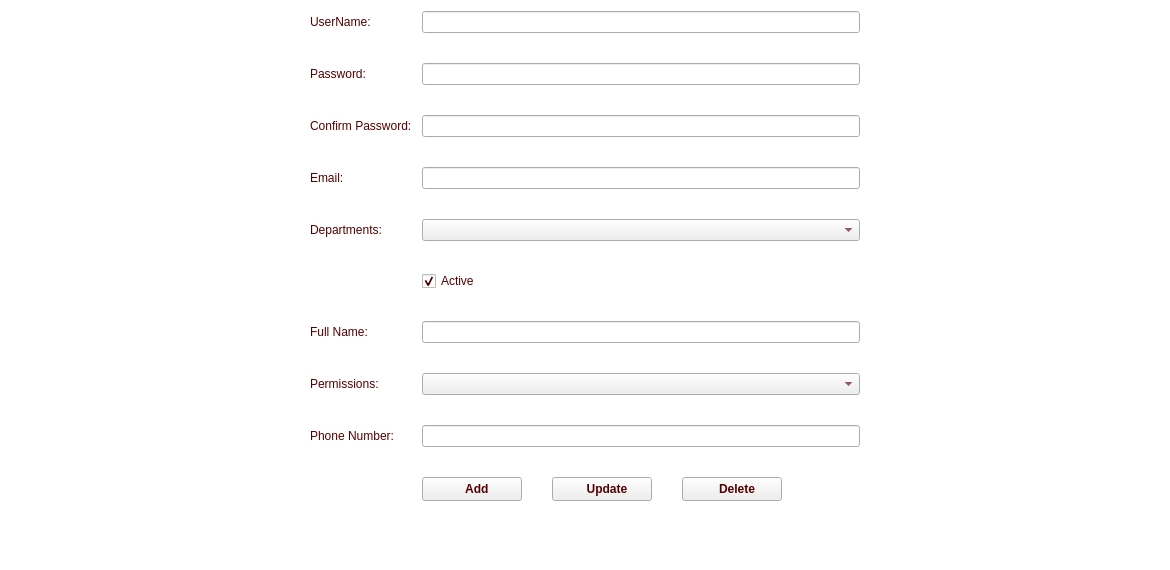
First picture: the form in frmCreateUser.ui, repository thuongtm/CreateView, before the edit.
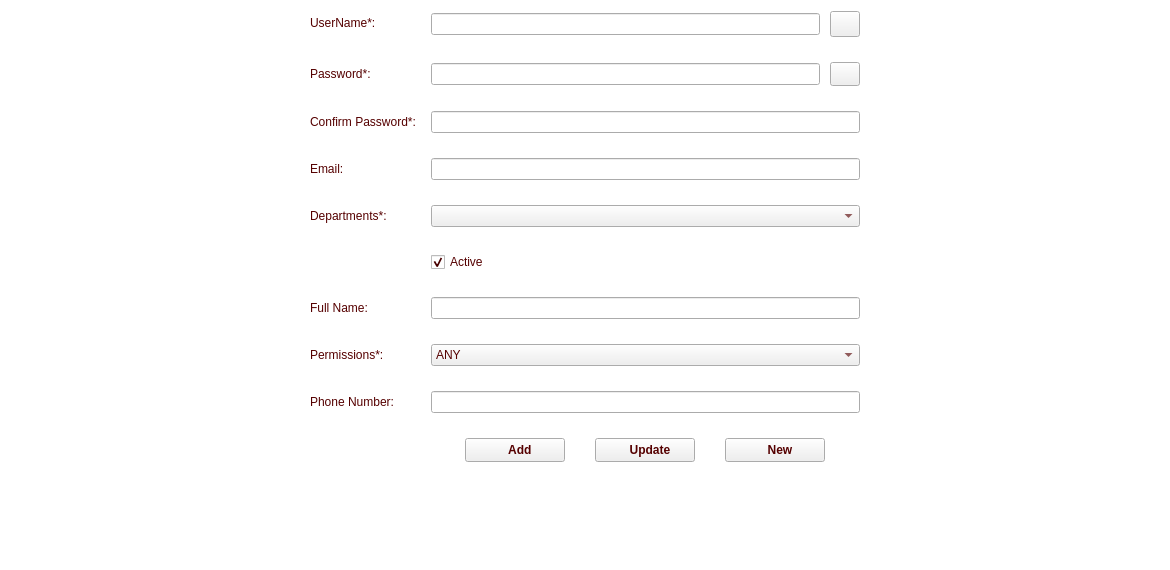
Second picture: the form after the edit. Icons and pictures are not drawn.

Patch:
```diff
--- a/frmCreateUser.ui
+++ b/frmCreateUser.ui
@@ -515,10 +515,10 @@
      </property>
      <layout class="QFormLayout" name="formLayout">
       <property name="horizontalSpacing">
-       <number>10</number>
+       <number>15</number>
       </property>
       <property name="verticalSpacing">
-       <number>30</number>
+       <number>25</number>
       </property>
       <property name="leftMargin">
        <number>0</number>
@@ -535,32 +535,106 @@
       <item row="0" column="0">
        <widget class="QLabel" name="label">
         <property name="text">
-         <string>UserName:</string>
+         <string>UserName*:</string>
         </property>
        </widget>
       </item>
       <item row="0" column="1">
-       <widget class="QLineEdit" name="lineEdit"/>
+       <layout class="QHBoxLayout" name="horizontalLayout_3">
+        <property name="spacing">
+         <number>10</number>
+        </property>
+        <item>
+         <widget class="QLineEdit" name="leUserName"/>
+        </item>
+        <item>
+         <widget class="QPushButton" name="btnSearch">
+          <property name="minimumSize">
+           <size>
+            <width>30</width>
+            <height>26</height>
+           </size>
+          </property>
+          <property name="maximumSize">
+           <size>
+            <width>30</width>
+            <height>26</height>
+           </size>
+          </property>
+          <property name="text">
+           <string/>
+          </property>
+          <property name="icon">
+           <iconset resource="images.qrc">
+            <normaloff>:/images/images/gnome-search-tool.png</normaloff>:/images/images/gnome-search-tool.png</iconset>
+          </property>
+          <property name="iconSize">
+           <size>
+            <width>18</width>
+            <height>18</height>
+           </size>
+          </property>
+         </widget>
+        </item>
+       </layout>
       </item>
       <item row="1" column="0">
        <widget class="QLabel" name="label_2">
         <property name="text">
-         <string>Password:</string>
+         <string>Password*:</string>
         </property>
        </widget>
       </item>
       <item row="1" column="1">
-       <widget class="QLineEdit" name="lineEdit_2"/>
+       <layout class="QHBoxLayout" name="horizontalLayout_4">
+        <property name="spacing">
+         <number>10</number>
+        </property>
+        <item>
+         <widget class="QLineEdit" name="lePassword">
+          <property name="echoMode">
+           <enum>QLineEdit::Password</enum>
+          </property>
+         </widget>
+        </item>
+        <item>
+         <widget class="QPushButton" name="btnChangePassword">
+          <property name="minimumSize">
+           <size>
+            <width>30</width>
+            <height>24</height>
+           </size>
+          </property>
+          <property name="maximumSize">
+           <size>
+            <width>30</width>
+            <height>24</height>
+           </size>
+          </property>
+          <property name="text">
+           <string/>
+          </property>
+          <property name="icon">
+           <iconset resource="images.qrc">
+            <normaloff>:/images/images/create.png</normaloff>:/images/images/create.png</iconset>
+          </property>
+         </widget>
+        </item>
+       </layout>
       </item>
       <item row="2" column="0">
        <widget class="QLabel" name="label_3">
         <property name="text">
-         <string>Confirm Password:</string>
+         <string>Confirm Password*:</string>
         </property>
        </widget>
       </item>
       <item row="2" column="1">
-       <widget class="QLineEdit" name="lineEdit_3"/>
+       <widget class="QLineEdit" name="lePasswordConfirm">
+        <property name="echoMode">
+         <enum>QLineEdit::Password</enum>
+        </property>
+       </widget>
       </item>
       <item row="3" column="0">
        <widget class="QLabel" name="label_4">
@@ -575,7 +649,7 @@
       <item row="4" column="0">
        <widget class="QLabel" name="label_5">
         <property name="text">
-         <string>Departments:</string>
+         <string>Departments*:</string>
         </property>
        </widget>
       </item>
@@ -618,12 +692,28 @@
       <item row="7" column="0">
        <widget class="QLabel" name="label_8">
         <property name="text">
-         <string>Permissions:</string>
+         <string>Permissions*:</string>
         </property>
        </widget>
       </item>
       <item row="7" column="1">
-       <widget class="QComboBox" name="comboBox_2"/>
+       <widget class="QComboBox" name="cbbPermission">
+        <item>
+         <property name="text">
+          <string>ANY</string>
+         </property>
+        </item>
+        <item>
+         <property name="text">
+          <string>GROUP</string>
+         </property>
+        </item>
+        <item>
+         <property name="text">
+          <string>ALL</string>
+         </property>
+        </item>
+       </widget>
       </item>
       <item row="8" column="0">
        <widget class="QLabel" name="label_9">
@@ -654,7 +744,20 @@
          <number>30</number>
         </property>
         <item>
-         <widget class="QPushButton" name="pushButton">
+         <spacer name="horizontalSpacer_5">
+          <property name="orientation">
+           <enum>Qt::Horizontal</enum>
+          </property>
+          <property name="sizeHint" stdset="0">
+           <size>
+            <width>40</width>
+            <height>20</height>
+           </size>
+          </property>
+         </spacer>
+        </item>
+        <item>
+         <widget class="QPushButton" name="btnAdd">
           <property name="minimumSize">
            <size>
             <width>100</width>
@@ -741,20 +844,27 @@
            </font>
           </property>
           <property name="text">
-           <string>   Delete</string>
+           <string>   New</string>
           </property>
           <property name="icon">
            <iconset resource="images.qrc">
-            <normaloff>:/images/images/remove.png</normaloff>:/images/images/remove.png</iconset>
-          </property>
-          <property name="iconSize">
-           <size>
-            <width>18</width>
-            <height>18</height>
-           </size>
+            <normaloff>:/images/images/new-file.png</normaloff>:/images/images/new-file.png</iconset>
           </property>
          </widget>
         </item>
+        <item>
+         <spacer name="horizontalSpacer_6">
+          <property name="orientation">
+           <enum>Qt::Horizontal</enum>
+          </property>
+          <property name="sizeHint" stdset="0">
+           <size>
+            <width>40</width>
+            <height>20</height>
+           </size>
+          </property>
+         </spacer>
+        </item>
        </layout>
       </item>
      </layout>
```
Left out of the diff: 14 changed lines with no effect on the pictures.
